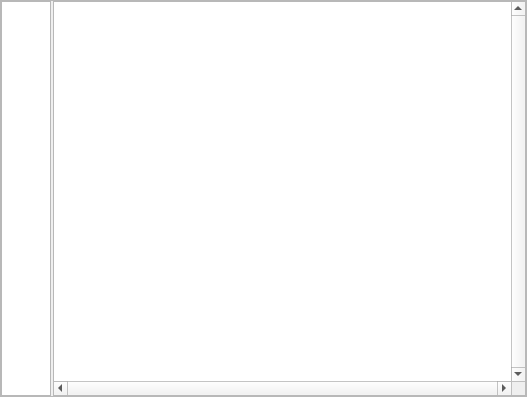
iankamin/MIPS-Autograder, file ui_files/ResultsWindow.ui: the form before one commit.
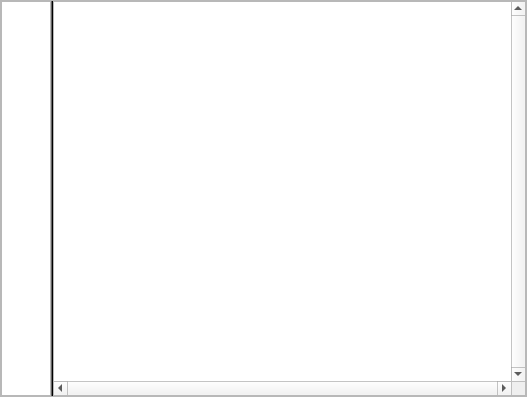
The form after the commit.

What changed in the file:
```diff
--- a/ui_files/ResultsWindow.ui
+++ b/ui_files/ResultsWindow.ui
@@ -58,11 +58,14 @@
        <enum>QFrame::StyledPanel</enum>
       </property>
       <property name="frameShadow">
-       <enum>QFrame::Raised</enum>
+       <enum>QFrame::Plain</enum>
+      </property>
+      <property name="lineWidth">
+       <number>0</number>
       </property>
       <layout class="QHBoxLayout" name="horizontalLayout_2">
        <property name="spacing">
-        <number>2</number>
+        <number>0</number>
        </property>
        <property name="leftMargin">
         <number>0</number>
@@ -126,6 +129,31 @@
          </property>
         </widget>
        </item>
+       <item>
+        <widget class="Line" name="dividerLine">
+         <property name="maximumSize">
+          <size>
+           <width>2</width>
+           <height>16777215</height>
+          </size>
+         </property>
+         <property name="styleSheet">
+          <string notr="true">background-color: rgb(100,100,100);</string>
+         </property>
+         <property name="frameShadow">
+          <enum>QFrame::Plain</enum>
+         </property>
+         <property name="lineWidth">
+          <number>1</number>
+         </property>
+         <property name="midLineWidth">
+          <number>0</number>
+         </property>
+         <property name="orientation">
+          <enum>Qt::Vertical</enum>
+         </property>
+        </widget>
+       </item>
        <item>
         <widget class="QTextEdit" name="textBox">
          <property name="sizePolicy">
```
Left out of the diff: 7 changed lines with no effect on the pictures.
